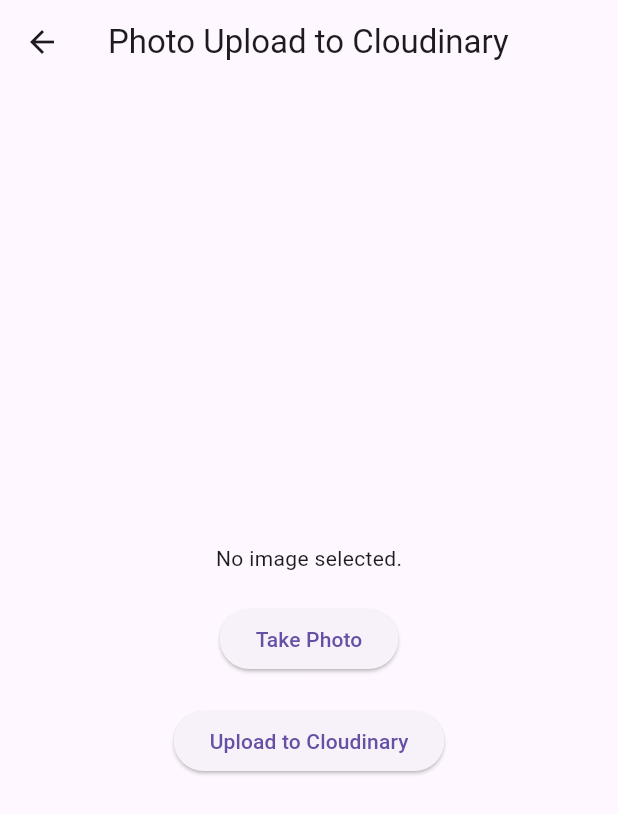
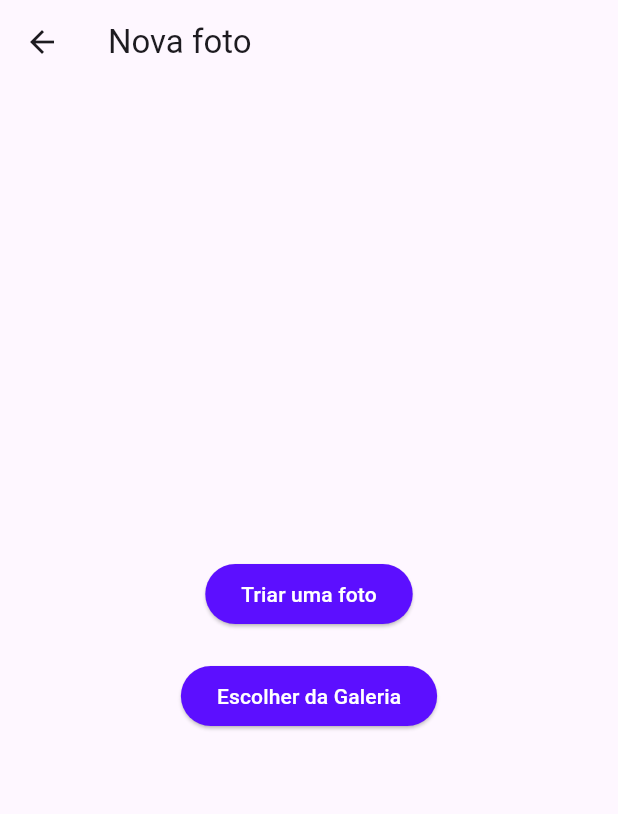
Before and after one commit to NbMiranda/PhotoSaver, a Flutter app: the UploadImage screen opened directly, on a phone screen of 412 x 824 dp. Shown: the top 814 px of the screen. Run offline on Flutter 3.47's test engine with Material 3 defaults, Android fonts, the phone set to English and light mode, and no system bars; our stand-ins replace font_awesome_flutter, image_picker; missing offline and left inert: cloudinary_flutter, cloudinary_url_gen.

Commit message:
ajuste na foto do usuario

```diff
--- a/lib/modules/upload/upload_image.dart
+++ b/lib/modules/upload/upload_image.dart
@@ -1,8 +1,10 @@
 import 'dart:convert';
 import 'dart:io';
+
 import 'package:flutter/material.dart';
 import 'package:image_picker/image_picker.dart';
 import 'package:http/http.dart' as http;
+
 import '../home/home_page.dart';
 import '../user/user_data.dart';
 
@@ -18,8 +20,10 @@ class _UploadImageState extends State<UploadImage> {
 
   final ImagePicker _picker = ImagePicker();
 
-  Future<void> _pickImage() async {
-    final pickedFile = await _picker.pickImage(source: ImageSource.camera);
+  bool _isUploading = false;
+
+  Future<void> _pickImage(ImageSource source) async {
+    final pickedFile = await _picker.pickImage(source: source);
 
     setState(() {
       if (pickedFile != null) {
@@ -32,6 +36,10 @@ class _UploadImageState extends State<UploadImage> {
 
   Future<void> _uploadImageToCloudinary() async {
     if (_image == null) return;
+    setState(() {
+      _isUploading = true;
+    });
+
     String cloudName = 'dcaufvn3n';
     String uploadPreset = 'qs0yyidb';
 
@@ -48,9 +56,12 @@ class _UploadImageState extends State<UploadImage> {
       final jsonMap = jsonDecode(responseString);
 
       final currentUser = userData.users[userData.currentUserIndex];
-      currentUser.photos.insert(
-        0, {"url": jsonMap['public_id']}
-      );
+      currentUser.photos.insert(0, {"url": jsonMap['public_id']});
+
+      setState(() {
+        _image = null;
+        _isUploading = false;
+      });
 
       Navigator.pushReplacement(
         context,
@@ -58,32 +69,74 @@ class _UploadImageState extends State<UploadImage> {
       );
     } else {
       print('Erro ao fazer upload da imagem.');
+      setState(() {
+        _isUploading = false;
+      });
     }
+  }
+
+  void _deleteImage() {
+    setState(() {
+      _image = null;
+    });
   }
 
   @override
   Widget build(BuildContext context) {
     return Scaffold(
       appBar: AppBar(
-        title: Text('Photo Upload to Cloudinary'),
+        title: Text('Nova foto'),
       ),
       body: Center(
         child: Column(
           mainAxisAlignment: MainAxisAlignment.center,
           children: <Widget>[
-            _image == null
-                ? Text('No image selected.')
-                : Image.file(_image!),
-            SizedBox(height: 20),
+            if (_image != null) ...[
+              Stack(
+                alignment: AlignmentDirectional.topEnd,
+                children: [
+                  Image.file(_image!),
+                  IconButton(
+                    onPressed: _deleteImage,
+                    icon: Icon(Icons.close, color: Colors.white),
+                  ),
+                ],
+              ),
+              SizedBox(height: 20),
+            ],
             ElevatedButton(
-              onPressed: _pickImage,
-              child: Text('Take Photo'),
+              onPressed: () => _pickImage(ImageSource.camera),
+              style: ButtonStyle(
+                foregroundColor: MaterialStateProperty.all<Color>(Colors.white),
+                backgroundColor: MaterialStateProperty.all<Color>(Color(0xFF5C0FFF)),
+              ),
+              child: Text('Triar uma foto'),
             ),
             SizedBox(height: 20),
             ElevatedButton(
-              onPressed: _uploadImageToCloudinary,
-              child: Text('Upload to Cloudinary'),
+              onPressed: () => _pickImage(ImageSource.gallery),
+              style: ButtonStyle(
+                foregroundColor: MaterialStateProperty.all<Color>(Colors.white),
+                backgroundColor: MaterialStateProperty.all<Color>(Color(0xFF5C0FFF)),
+              ),
+              child: Text('Escolher da Galeria'),
             ),
+            SizedBox(height: 20),
+            if (_image != null && !_isUploading) ...[
+              ElevatedButton(
+                onPressed: _uploadImageToCloudinary,
+                style: ButtonStyle(
+                  backgroundColor: MaterialStateProperty.all<Color>(Color(0xFF5C0FFF)),
+                  foregroundColor: MaterialStateProperty.all<Color>(Colors.white),
+                ),
+                child: Text('Upload to Cloudinary'),
+              ),
+            ],
+            if (_isUploading) ...[
+              CircularProgressIndicator(),
+              SizedBox(height: 20),
+              Text('Uploading...'),
+            ],
           ],
         ),
       ),
```
Also changed, not shown: lib/modules/user/user_page.dart (+8 -4 lines).
